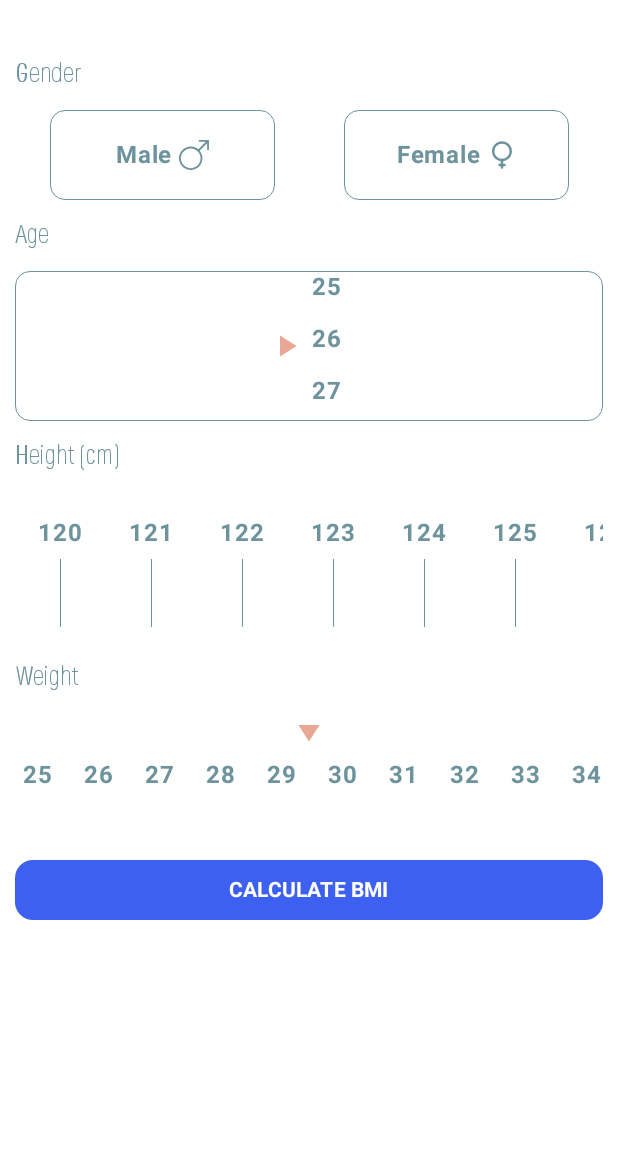
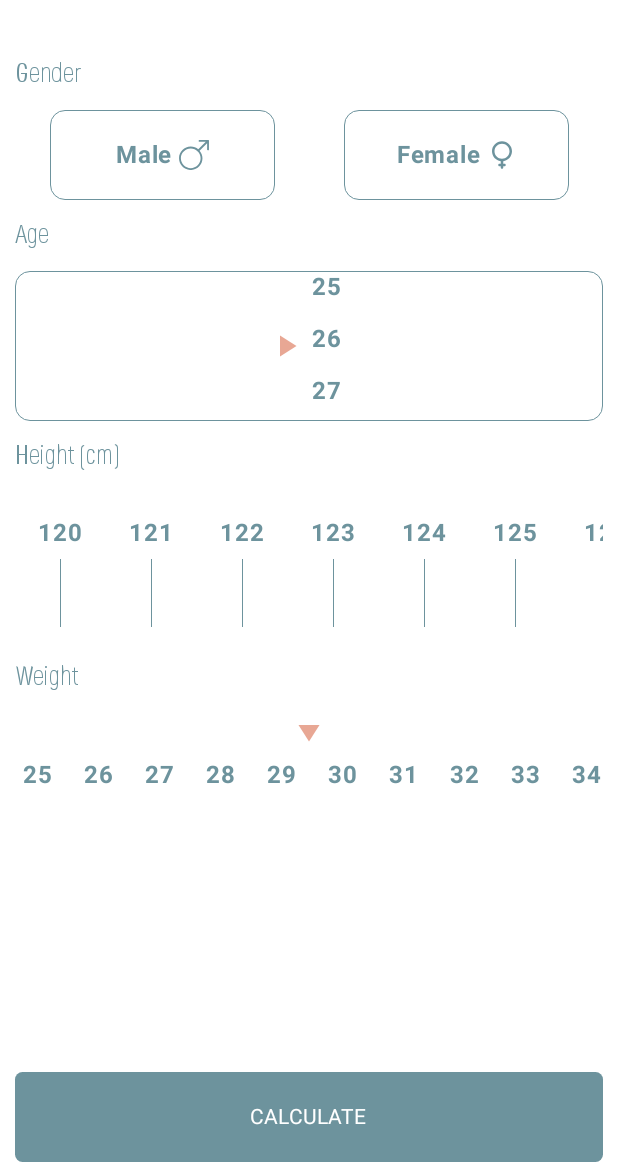
Before and after one commit to Aslmmon/BMI-calculator, an Android app built with Jetpack Compose: the screen it shows after launch (MainActivity), on a phone screen of 412 x 824 dp, the part 66-1236 px from its top. Run offline under Robolectric (Android 15) with nearby library versions, the phone set to English and light mode, and no system bars; our stand-ins replace Dagger/Hilt's generated code; Roboto replaces fonts that are not available here.

Commit message:
added . Calculate Button

```diff
--- a/features/bmi_input/src/main/java/com/ontop/inputapp/shared_ui/components.kt
+++ b/features/bmi_input/src/main/java/com/ontop/inputapp/shared_ui/components.kt
@@ -372,12 +372,13 @@ fun WeightContent(modifier: Modifier = Modifier) {
 @Composable
 fun BMIButton(modifier: Modifier, text: String, onClick: () -> Unit) {
     Button(
-        modifier = modifier, onClick = onClick, colors = ButtonDefaults.buttonColors(
-            containerColor = MaterialTheme.colorScheme.background,
+        modifier = modifier.height(60.dp),
+        onClick = onClick, colors = ButtonDefaults.buttonColors(
+            containerColor = MaterialTheme.colorScheme.primary,
             contentColor = MaterialTheme.colorScheme.onPrimary
         ),
-        shape = RoundedCornerShape(12.dp)
+        shape = RoundedCornerShape(5.dp)
     ) {
-        Text(text = text, fontWeight = FontWeight.Bold)
+        Text(text = text, fontWeight = FontWeight.Normal)
     }
 }
--- a/features/bmi_input/src/main/java/com/ontop/inputapp/ui/BmiInputScreen.kt
+++ b/features/bmi_input/src/main/java/com/ontop/inputapp/ui/BmiInputScreen.kt
@@ -1,7 +1,9 @@
 package com.ontop.inputapp.ui
 
 import androidx.compose.foundation.layout.Arrangement
+import androidx.compose.foundation.layout.Box
 import androidx.compose.foundation.layout.Column
+import androidx.compose.foundation.layout.fillMaxSize
 import androidx.compose.foundation.layout.fillMaxWidth
 import androidx.compose.foundation.layout.padding
 import androidx.compose.foundation.lazy.LazyRow
@@ -13,6 +15,7 @@ import androidx.compose.runtime.getValue
 import androidx.compose.runtime.mutableStateOf
 import androidx.compose.runtime.remember
 import androidx.compose.runtime.setValue
+import androidx.compose.ui.Alignment
 import androidx.compose.ui.Modifier
 import androidx.compose.ui.res.stringResource
 import androidx.compose.ui.tooling.preview.Preview
@@ -25,9 +28,6 @@ import com.ontop.inputapp.shared_ui.BMIButton
 import com.ontop.inputapp.shared_ui.ContentWithTitle
 import com.ontop.inputapp.shared_ui.GenderView
 import com.ontop.inputapp.shared_ui.HeightContent
-import com.ontop.inputapp.shared_ui.HeightViewNew
-import com.ontop.inputapp.shared_ui.RoundedCardView
-import com.ontop.inputapp.shared_ui.ScrollableRowList
 import com.ontop.inputapp.shared_ui.TitleScreen
 import com.ontop.inputapp.shared_ui.WeightContent
 import com.ontop.inputapp.shared_ui._gap
@@ -63,14 +63,23 @@ fun BmiInputScreen(
             WeightContent()
         }
 
-        _gap(20)
-        BMIButton(
-            modifier = modifier.fillMaxWidth(),
-            stringResource(R.string.calculate_bmi),
-            onClick = {
 
-            })
     }
+    Box(modifier = Modifier
+        .fillMaxSize()
+        .padding(horizontal = 10.dp, vertical = 5.dp)) {
+        Column(modifier = Modifier.align(Alignment.BottomCenter)) {
+            BMIButton(
+                modifier = modifier
+                    .fillMaxWidth()
+                    .align(Alignment.End),
+                stringResource(R.string.calculate_bmi),
+                onClick = {
+
+                })
+        }
+    }
+
 }
 
 @Composable
--- a/features/bmi_input/src/main/res/values/strings.xml
+++ b/features/bmi_input/src/main/res/values/strings.xml
@@ -8,5 +8,5 @@
     <string name="height">Height (cm)</string>
     <string name="age_title">Age</string>
     <string name="weight">Weight</string>
-    <string name="calculate_bmi">CALCULATE BMI</string>
+    <string name="calculate_bmi">CALCULATE </string>
 </resources>
```
